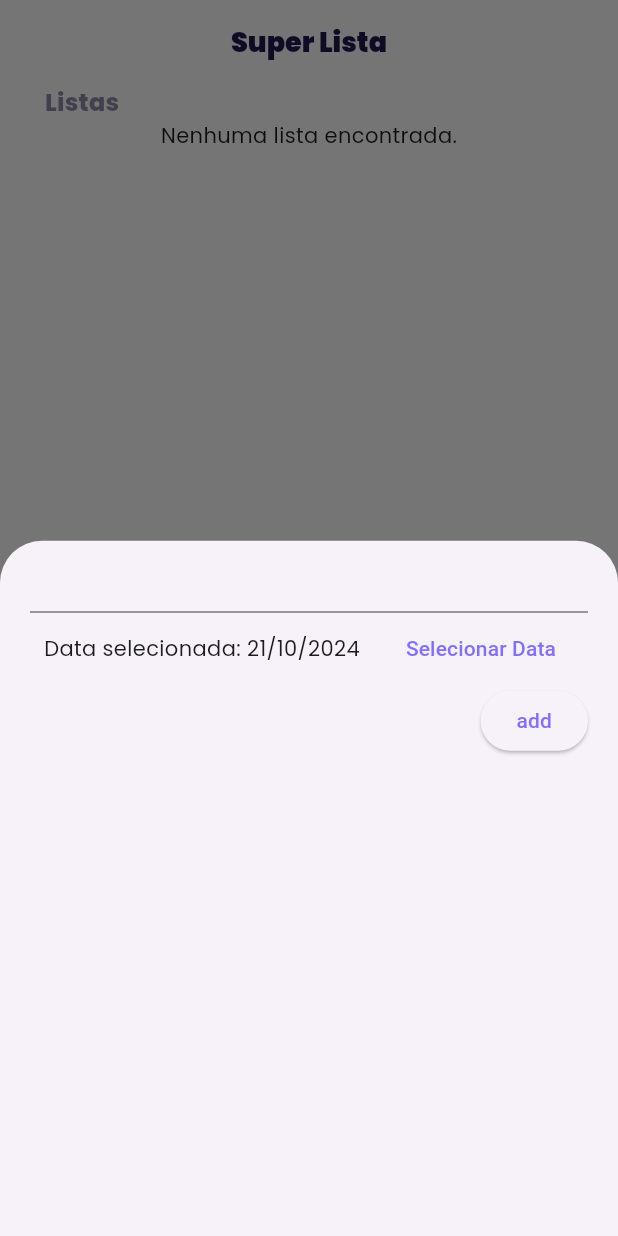
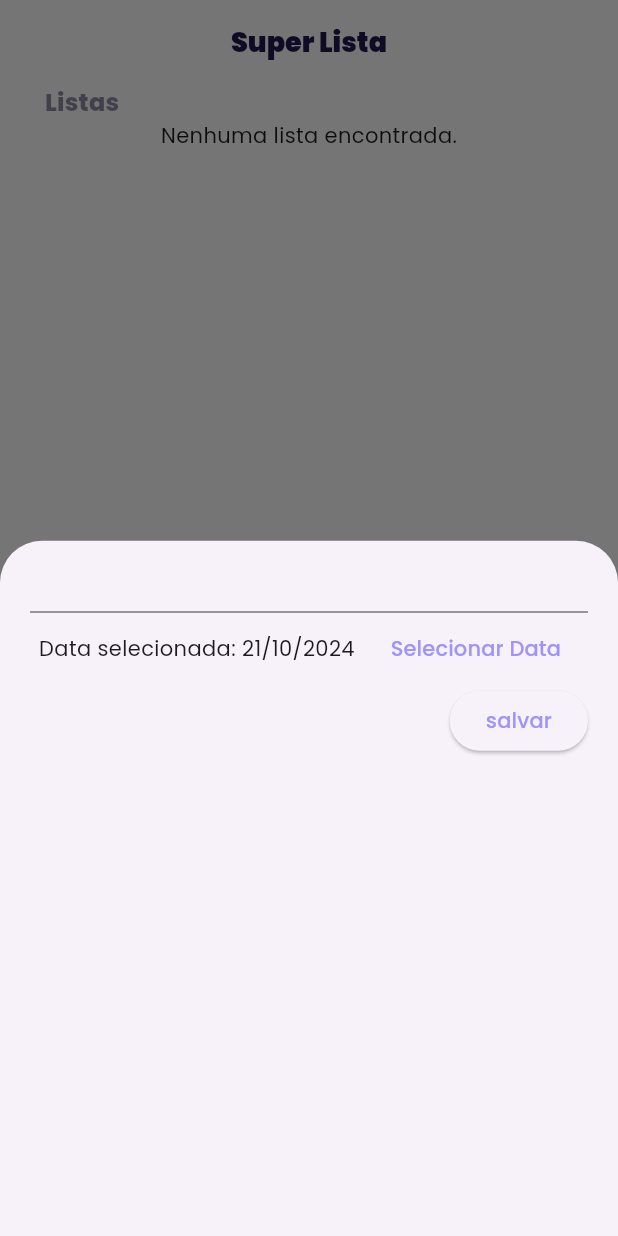
Before and after one commit to Tworres/super_lista_TCC, a Flutter app: the screen it shows after launch, after a tap on the "add" icon, on a phone screen of 412 x 824 dp. Run offline on Flutter 3.47's test engine with Material 3 defaults, Android fonts, the phone set to English and light mode, and no system bars; our stand-ins replace cloud_firestore, firebase_core, google_fonts; accounts and stored records are empty.

Commit message:
Bugfixes and refatoring

```diff
--- a/lib/blocs/lista_de_compra_form.dart
+++ b/lib/blocs/lista_de_compra_form.dart
@@ -1,9 +1,12 @@
 import 'package:flutter/material.dart';
 import 'package:intl/intl.dart';
+import 'package:super_lista/models/lista_de_compra.dart';
 
 class ListaDeCompraForm extends StatefulWidget {
-  final Function(String? titulo, DateTime? data) onSubmit;
-  const ListaDeCompraForm({super.key, required this.onSubmit});
+  final Function(ListaDeCompra listaDeCompra, String? titulo, DateTime? data) onSubmit;
+  final ListaDeCompra? listaDeCompra;
+
+  const ListaDeCompraForm({super.key, required this.onSubmit, this.listaDeCompra});
 
   @override
   State<ListaDeCompraForm> createState() => _ListaDeCompraFormState();
@@ -12,6 +15,18 @@ class ListaDeCompraForm extends StatefulWidget {
 class _ListaDeCompraFormState extends State<ListaDeCompraForm> {
   final _tituloController = TextEditingController();
   DateTime? _selectedDate = DateTime.now();
+
+  @override
+  void initState() {
+    super.initState();
+
+    setState(() {
+      if (widget.listaDeCompra != null) {
+        _tituloController.text = widget.listaDeCompra?.titulo ?? '';
+        _selectedDate = widget.listaDeCompra?.data!;
+      }
+    });
+  }
 
   _showDatePicker() {
     showDatePicker(
@@ -30,8 +45,8 @@ class _ListaDeCompraFormState extends State<ListaDeCompraForm> {
 
   _submitForm() {
     final titulo = _tituloController.text;
-
-    widget.onSubmit(titulo, _selectedDate);
+    final listaDeCompra = widget.listaDeCompra ?? ListaDeCompra(userId: 'user1');
+    widget.onSubmit(listaDeCompra, titulo, _selectedDate);
 
     Navigator.of(context).pop();
   }
@@ -46,15 +61,15 @@ class _ListaDeCompraFormState extends State<ListaDeCompraForm> {
         Row(
           mainAxisAlignment: MainAxisAlignment.spaceAround,
           children: [
-            if (_selectedDate == null) Text('Nenhuma data selecionada'),
-            if (_selectedDate != null) Text('Data selecionada: ' + DateFormat('dd/MM/y').format(_selectedDate!)),
-            TextButton(onPressed: _showDatePicker, child: Text('Selecionar Data')),
+            if (_selectedDate == null) const Text('Nenhuma data selecionada'),
+            if (_selectedDate != null) Text('Data selecionada: ${DateFormat('dd/MM/y').format(_selectedDate!)}'),
+            TextButton(onPressed: _showDatePicker, child: const Text('Selecionar Data')),
           ],
         ),
         Row(
           mainAxisAlignment: MainAxisAlignment.end,
           children: [
-            ElevatedButton(onPressed: _submitForm, child: const Text('add')),
+            ElevatedButton(onPressed: _submitForm, child: const Text('salvar')),
           ],
         )
       ],
--- a/lib/blocs/my_app_bar.dart
+++ b/lib/blocs/my_app_bar.dart
@@ -7,10 +7,10 @@ PreferredSizeWidget myAppBar({Function? onBackButton}) {
             onPressed: () {
               onBackButton();
             },
-            icon: Icon(Icons.arrow_back_ios),
+            icon: const Icon(Icons.arrow_back_ios),
           )
-        : Text(''),
+        : const Text(''),
     centerTitle: true,
-    title: Text('Super Lista'),
+    title: const Text('Super Lista'),
   );
 }
--- a/lib/main.dart
+++ b/lib/main.dart
@@ -1,6 +1,6 @@
 import 'package:flutter/material.dart';
 import 'package:flutter_localizations/flutter_localizations.dart';
-import 'package:super_lista/config/colors.dart';
+import 'package:super_lista/utils/colors.dart';
 import 'package:super_lista/screens/home_screen.dart';
 import 'package:firebase_core/firebase_core.dart';
 import 'firebase_options.dart';
@@ -39,29 +39,36 @@ class MyApp extends StatelessWidget {
   ThemeData _themeDataSuperLista(context) {
     return ThemeData(
       useMaterial3: true,
+      fontFamily: GoogleFonts.poppins().fontFamily,
 
       // Define the default brightness and colors.
       colorScheme: ColorScheme.fromSeed(
         seedColor: const Color.fromRGBO(33, 25, 81, 1),
-        primary: SLcolors.secondary,
-        secondary: SLcolors.primary,
+        primary: ColorsSl.secondary,
+        secondary: ColorsSl.primary,
         // ···
         brightness: Brightness.light,
       ),
       appBarTheme: AppBarTheme(
         backgroundColor: const Color.fromARGB(255, 255, 255, 255),
-        titleTextStyle: GoogleFonts.poppins(
-          color: const Color.fromRGBO(33, 25, 81, 1),
-          fontSize: 18,
-          fontWeight: FontWeight.w900
-        ),
+        titleTextStyle: GoogleFonts.poppins(color: const Color.fromRGBO(33, 25, 81, 1), fontSize: 18, fontWeight: FontWeight.w900),
       ),
       scaffoldBackgroundColor: const Color.fromARGB(255, 255, 255, 255),
       floatingActionButtonTheme: const FloatingActionButtonThemeData(backgroundColor: Color.fromRGBO(21, 245, 186, 1)),
       cardTheme: const CardTheme(shape: RoundedRectangleBorder(borderRadius: BorderRadius.all(Radius.circular(10)))),
-      textTheme: TextTheme(
-          bodyMedium: GoogleFonts.poppins(),
-          titleMedium: GoogleFonts.poppins(fontWeight: FontWeight.w800, color: SLcolors.titleBody),),
+      textTheme: GoogleFonts.poppinsTextTheme(
+        Theme.of(context).textTheme,
+      ).copyWith(
+        titleMedium: GoogleFonts.poppins(
+          fontWeight: FontWeight.w800,
+          color: ColorsSl.titleBody,
+        ),
+        labelMedium: GoogleFonts.poppins(
+          fontSize: 12,
+          fontWeight: FontWeight.w800,
+          color: ColorsSl.textBodySecondary,
+        ),
+      ),
     );
   }
 }
--- a/lib/models/lista_de_compra.dart
+++ b/lib/models/lista_de_compra.dart
@@ -4,9 +4,9 @@ import 'package:super_lista/models/model_base.dart';
 
 class ListaDeCompra extends ModelBase {
   String? id; // ID deve ser fornecido apenas pelo firebase;
-  final String userId;
-  final DateTime? data;
-  final String? titulo;
+  String userId;
+  DateTime? data;
+  String? titulo;
 
   ListaDeCompra({
     required this.userId,
@@ -48,29 +48,12 @@ class ListaDeCompra extends ModelBase {
   Stream<DocumentSnapshot<ListaDeCompra>> find(String id) {
     Stream<DocumentSnapshot<ListaDeCompra>> stream = _collectionRef.doc(id).snapshots();
 
-    stream.listen(
-      (DocumentSnapshot<ListaDeCompra> event) {
-        print("current data: ${event.data()}"); // Acessando os dados do documento
-      },
-      onError: (error) => print("Listen failed: $error"),
-    );
-
     return stream;
   }
 
   static Stream<QuerySnapshot<ListaDeCompra>> all() {
     // Obtendo o stream de snapshots da coleção filtrando pelo "userId"
     Stream<QuerySnapshot<ListaDeCompra>> stream = _collectionRef.where("userId", isEqualTo: 'user1').snapshots();
-
-    // Ouvindo os eventos emitidos pelo stream
-    stream.listen(
-      (QuerySnapshot<ListaDeCompra> event) {
-        for (var doc in event.docs) {
-          print("current data: ${doc.data()}"); // Acessando os dados do documento
-        }
-      },
-      onError: (error) => print("Listen failed: $error"),
-    );
 
     //Retornando o stream para atualização em tempo real dos dados.
     return stream;
--- a/lib/config/colors.dart
+++ b/lib/utils/colors.dart
@@ -1,9 +1,10 @@
 import 'dart:ui';
 
- class SLcolors {
+ class ColorsSl {
   static Color primary = const Color.fromRGBO(21, 245, 186, 1);
-  static Color secondary = const Color.fromRGBO(131, 111, 255, 1);
+  static Color secondary = const Color.fromARGB(255, 161, 147, 252);
   static Color defaultC = const Color.fromRGBO(240, 243, 255, 1);
   static Color textBody = const Color.fromRGBO(33, 25, 81, 1);
+  static Color textBodySecondary = const Color.fromRGBO(33, 25, 81, 0.5);
   static Color titleBody = const Color.fromRGBO(33, 25, 81, 0.5);
 }
```
Also changed, not shown: lib/blocs/lista_de_compra_item_form.dart (+11 -3 lines), lib/models/lista_de_compra_item.dart (+11 -17 lines), lib/screens/home_screen.dart (+37 -21 lines), lib/screens/lista_compra_itens_screen.dart (+146 -35 lines), lib/utils/avaliable_screen.dart (added, +31 -0 lines), lib/utils/date_format.dart (added, +17 -0 lines), lib/utils/number_format.dart (added, +14 -0 lines).
